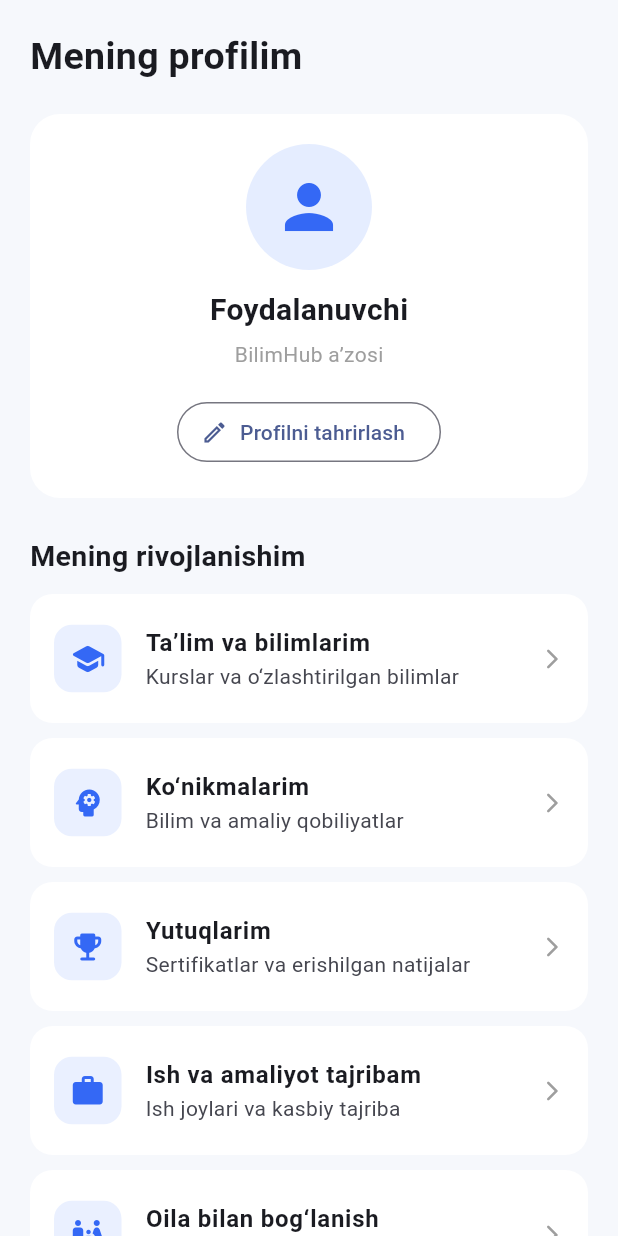
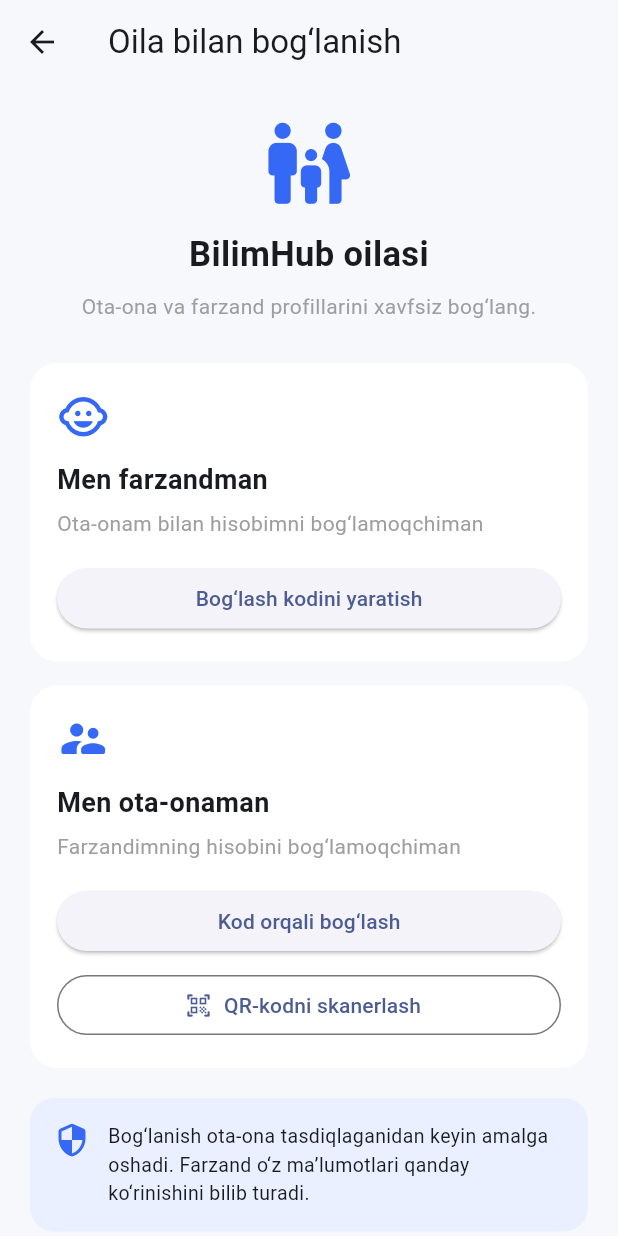
Before and after one commit to amirmohir2021/Bilimhub, a Flutter app: the ProfilePage screen opened directly, after a tap on "Oila bilan bog‘lanish", on a phone screen of 412 x 824 dp. Run offline on Flutter 3.47's test engine with Material 3 defaults, Android fonts, the phone set to English and light mode, and no system bars; our stand-ins replace shared_preferences; accounts and stored records are empty.

Commit message:
Add family linking interface

```diff
--- /dev/null
+++ b/lib/screens/family_link_page.dart
@@ -0,0 +1,187 @@
+import 'package:flutter/material.dart';
+
+class FamilyLinkPage extends StatelessWidget {
+  const FamilyLinkPage({super.key});
+
+  static const Color primaryColor = Color(0xFF3468F5);
+
+  void showInfo(BuildContext context, String title) {
+    showDialog(
+      context: context,
+      builder: (context) => AlertDialog(
+        title: Text(title),
+        content: const Text(
+          'Bu imkoniyat server tizimi ulangandan keyin ishlaydi. '
+              'Hozircha interfeys tayyorlanmoqda.',
+        ),
+        actions: [
+          TextButton(
+            onPressed: () => Navigator.pop(context),
+            child: const Text('Tushunarli'),
+          ),
+        ],
+      ),
+    );
+  }
+
+  @override
+  Widget build(BuildContext context) {
+    return Scaffold(
+      backgroundColor: const Color(0xFFF6F8FC),
+      appBar: AppBar(
+        title: const Text('Oila bilan bog‘lanish'),
+        backgroundColor: const Color(0xFFF6F8FC),
+        elevation: 0,
+      ),
+      body: ListView(
+        padding: const EdgeInsets.all(20),
+        children: [
+          const Icon(
+            Icons.family_restroom_rounded,
+            size: 65,
+            color: primaryColor,
+          ),
+          const SizedBox(height: 12),
+          const Text(
+            'BilimHub oilasi',
+            textAlign: TextAlign.center,
+            style: TextStyle(
+              fontSize: 23,
+              fontWeight: FontWeight.bold,
+            ),
+          ),
+          const SizedBox(height: 8),
+          const Text(
+            'Ota-ona va farzand profillarini xavfsiz bog‘lang.',
+            textAlign: TextAlign.center,
+            style: TextStyle(color: Colors.grey),
+          ),
+          const SizedBox(height: 28),
+
+          _FamilyCard(
+            icon: Icons.child_care_rounded,
+            title: 'Men farzandman',
+            subtitle: 'Ota-onam bilan hisobimni bog‘lamoqchiman',
+            buttonText: 'Bog‘lash kodini yaratish',
+            onPressed: () {
+              showInfo(context, 'Farzand hisobini bog‘lash');
+            },
+          ),
+
+          const SizedBox(height: 16),
+
+          _FamilyCard(
+            icon: Icons.supervisor_account_rounded,
+            title: 'Men ota-onaman',
+            subtitle: 'Farzandimning hisobini bog‘lamoqchiman',
+            buttonText: 'Kod orqali bog‘lash',
+            onPressed: () {
+              showInfo(context, 'Farzand kodini kiritish');
+            },
+            secondaryButtonText: 'QR-kodni skanerlash',
+            onSecondaryPressed: () {
+              showInfo(context, 'QR-kodni skanerlash');
+            },
+          ),
+
+          const SizedBox(height: 20),
+
+          Container(
+            padding: const EdgeInsets.all(16),
+            decoration: BoxDecoration(
+              color: const Color(0xFFEAF0FF),
+              borderRadius: BorderRadius.circular(16),
+            ),
+            child: const Row(
+              crossAxisAlignment: CrossAxisAlignment.start,
+              children: [
+                Icon(
+                  Icons.security_rounded,
+                  color: primaryColor,
+                ),
+                SizedBox(width: 12),
+                Expanded(
+                  child: Text(
+                    'Bog‘lanish ota-ona tasdiqlaganidan keyin '
+                        'amalga oshadi. Farzand o‘z ma’lumotlari '
+                        'qanday ko‘rinishini bilib turadi.',
+                    style: TextStyle(fontSize: 13),
+                  ),
+                ),
+              ],
+            ),
+          ),
+        ],
+      ),
+    );
+  }
+}
+
+class _FamilyCard extends StatelessWidget {
+  final IconData icon;
+  final String title;
+  final String subtitle;
+  final String buttonText;
+  final VoidCallback onPressed;
+  final String? secondaryButtonText;
+  final VoidCallback? onSecondaryPressed;
+
+  const _FamilyCard({
+    required this.icon,
+    required this.title,
+    required this.subtitle,
+    required this.buttonText,
+    required this.onPressed,
+    this.secondaryButtonText,
+    this.onSecondaryPressed,
+  });
+
+  @override
+  Widget build(BuildContext context) {
+    return Container(
+      padding: const EdgeInsets.all(18),
+      decoration: BoxDecoration(
+        color: Colors.white,
+        borderRadius: BorderRadius.circular(18),
+      ),
+      child: Column(
+        crossAxisAlignment: CrossAxisAlignment.start,
+        children: [
+          Icon(icon, size: 35, color: const Color(0xFF3468F5)),
+          const SizedBox(height: 12),
+          Text(
+            title,
+            style: const TextStyle(
+              fontSize: 18,
+              fontWeight: FontWeight.bold,
+            ),
+          ),
+          const SizedBox(height: 6),
+          Text(
+            subtitle,
+            style: const TextStyle(color: Colors.grey),
+          ),
+          const SizedBox(height: 16),
+          SizedBox(
+            width: double.infinity,
+            child: ElevatedButton(
+              onPressed: onPressed,
+              child: Text(buttonText),
+            ),
+          ),
+          if (secondaryButtonText != null) ...[
+            const SizedBox(height: 8),
+            SizedBox(
+              width: double.infinity,
+              child: OutlinedButton.icon(
+                onPressed: onSecondaryPressed,
+                icon: const Icon(Icons.qr_code_scanner_rounded),
+                label: Text(secondaryButtonText!),
+              ),
+            ),
+          ],
+        ],
+      ),
+    );
+  }
+}
--- a/lib/screens/profile_page.dart
+++ b/lib/screens/profile_page.dart
@@ -1,6 +1,8 @@
 import 'package:flutter/material.dart';
 import 'package:shared_preferences/shared_preferences.dart';
+
 import 'edit_profile_page.dart';
+import 'family_link_page.dart';
 
 class ProfilePage extends StatefulWidget {
   const ProfilePage({super.key});
@@ -39,8 +41,8 @@ class _ProfilePageState extends State<ProfilePage> {
         fullName = 'Foydalanuvchi';
       }
 
-      educationLevel = prefs.getString('educationLevel') ??
-          'BilimHub a’zosi';
+      educationLevel =
+          prefs.getString('educationLevel') ?? 'BilimHub a’zosi';
 
       birthDate = prefs.getString('birthDate') ?? '';
       about = prefs.getString('about') ?? '';
@@ -74,6 +76,16 @@ class _ProfilePageState extends State<ProfilePage> {
         about = result['about'] ?? '';
       });
     }
+  }
+
+  // Oila bilan bog‘lanish sahifasini ochish
+  void openFamilyLink() {
+    Navigator.push(
+      context,
+      MaterialPageRoute(
+        builder: (context) => const FamilyLinkPage(),
+      ),
+    );
   }
 
   @override
@@ -189,10 +201,11 @@ class _ProfilePageState extends State<ProfilePage> {
               subtitle: 'Ish joylari va kasbiy tajriba',
             ),
 
-            const _ProfileItem(
+            _ProfileItem(
               icon: Icons.family_restroom_rounded,
               title: 'Oila bilan bog‘lanish',
               subtitle: 'Ota-ona va farzand profillari',
+              onTap: openFamilyLink,
             ),
 
             const _ProfileItem(
@@ -213,11 +226,13 @@ class _ProfileItem extends StatelessWidget {
   final IconData icon;
   final String title;
   final String subtitle;
+  final VoidCallback? onTap;
 
   const _ProfileItem({
     required this.icon,
     required this.title,
     required this.subtitle,
+    this.onTap,
   });
 
   @override
@@ -257,7 +272,7 @@ class _ProfileItem extends StatelessWidget {
           size: 16,
           color: Colors.grey,
         ),
-        onTap: () {},
+        onTap: onTap,
       ),
     );
   }
```
